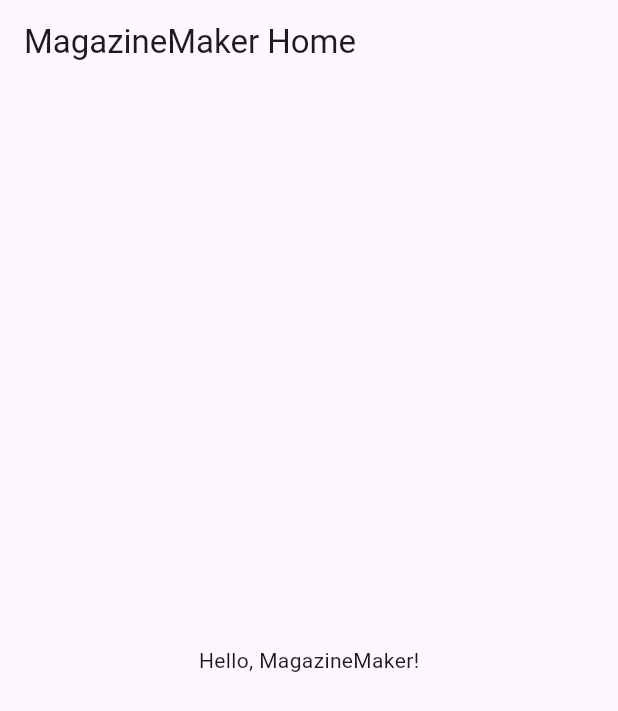
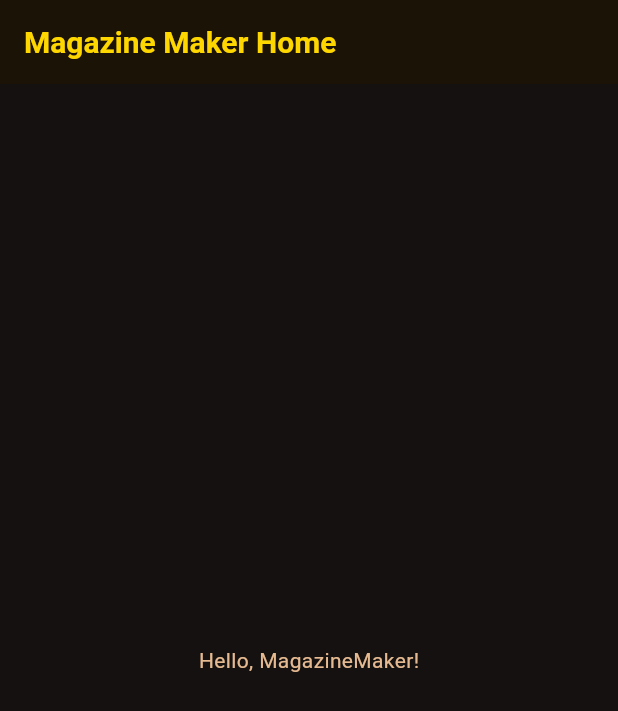
Before and after one commit to unfae/MagzineMaker, a Flutter app: the screen it shows after launch, on a phone screen of 412 x 824 dp. Shown: the top 711 px of the screen. Run offline on Flutter 3.47's test engine with Material 3 defaults, Android fonts, the phone set to English and light mode, and no system bars; Roboto replaces fonts that are missing (Arial).

Commit message:
Milestone B-01: Add custom dark orange/gold theme and configure app to use it (2025-12-06 02:15:51 UTC)

```diff
--- /dev/null
+++ b/lib/core/theme/app_theme.dart
@@ -0,0 +1,47 @@
+import 'package:flutter/material.dart';
+
+final ThemeData appDarkTheme = ThemeData(
+  brightness: Brightness.dark,
+  colorScheme: ColorScheme.fromSeed(
+    seedColor: Color(0xFFFF9300), // Orange/Gold
+    brightness: Brightness.dark,
+    primary: Color(0xFFFF9300),
+    secondary: Color(0xFFFFD700), // Gold
+    background: Color(0xFF141110),
+    surface: Color(0xFF241C17),
+    onPrimary: Colors.black87,
+    onSecondary: Colors.black87,
+  ),
+  scaffoldBackgroundColor: Color(0xFF141110),
+  appBarTheme: const AppBarTheme(
+    backgroundColor: Color(0xFF1C1307),
+    foregroundColor: Color(0xFFFFD700),
+    elevation: 0,
+  ),
+  floatingActionButtonTheme: const FloatingActionButtonThemeData(
+    backgroundColor: Color(0xFFFF9300),
+    foregroundColor: Colors.black,
+  ),
+  textTheme: const TextTheme(
+    headlineMedium: TextStyle(
+      color: Color(0xFFFFD700),
+      fontWeight: FontWeight.bold,
+      fontSize: 32,
+    ),
+    titleLarge: TextStyle(
+      color: Color(0xFFFF9300),
+      fontSize: 20,
+      fontWeight: FontWeight.w700,
+    ),
+    bodyLarge: TextStyle(
+      color: Color(0xFFF6C757), // Warm gold
+      fontSize: 16,
+    ),
+    bodyMedium: TextStyle(
+      color: Color(0xFFE6BA91), // Muted gold
+      fontSize: 14,
+    ),
+  ),
+  fontFamily: 'Arial',
+  useMaterial3: true,
+);
--- a/lib/main.dart
+++ b/lib/main.dart
@@ -1,20 +1,20 @@
 import 'package:flutter/material.dart';
+import 'core/theme/app_theme.dart';
 
 void main() {
-  runApp(const MyApp());
+  runApp(const MagazineMakerApp());
 }
 
-class MyApp extends StatelessWidget {
-  const MyApp({super.key});
+class MagazineMakerApp extends StatelessWidget {
+  const MagazineMakerApp({super.key});
 
   @override
   Widget build(BuildContext context) {
     return MaterialApp(
-      title: 'MagazineMaker',
-      theme: ThemeData(
-        primarySwatch: Colors.blue,
-      ),
-      home: const MyHomePage(title: 'MagazineMaker Home'),
+      title: 'Magazine Maker',
+      theme: appDarkTheme,       // Our custom dark theme
+      home: const MyHomePage(title: 'Magazine Maker Home'),
+      debugShowCheckedModeBanner: false,
     );
   }
 }
```
